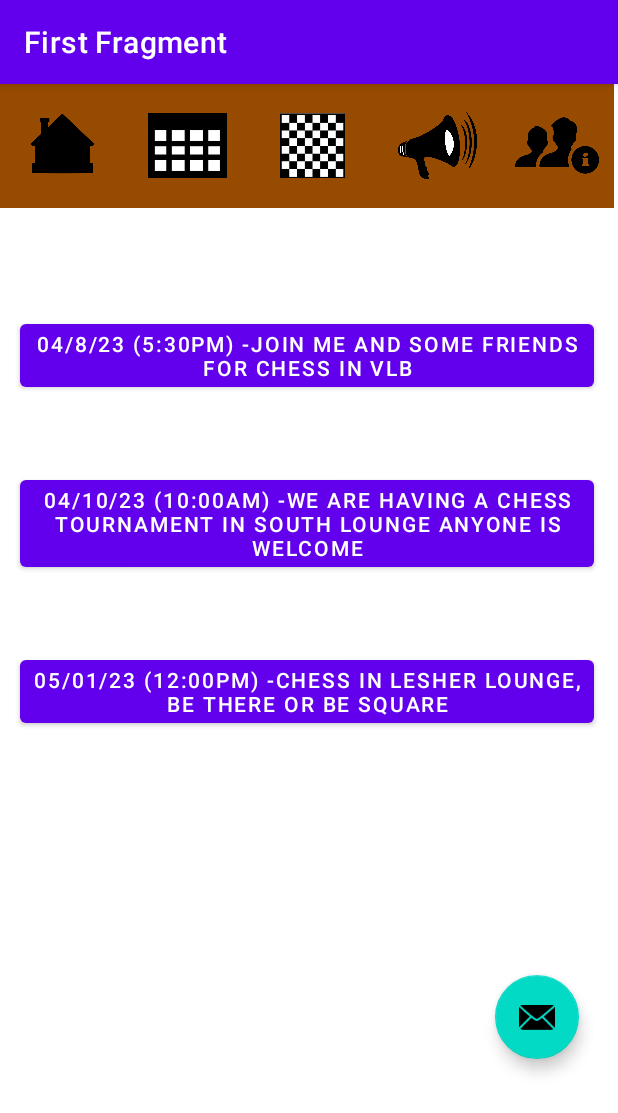
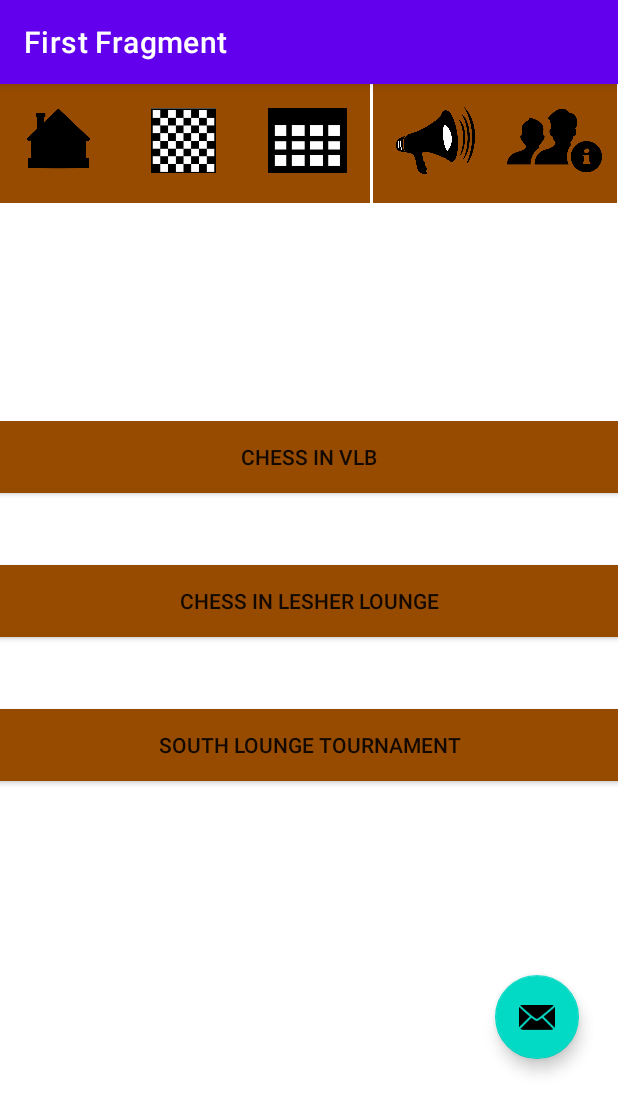
Before and after one commit to ojhscottsmith/Chess_Club_Hub, an Android app: the screen it shows after launch (AnnouncementsActivity), after a tap on "Announcement page", on a phone screen of 412 x 824 dp. Shown: the top 1113 px of the screen. Run offline under Robolectric (Android 15) with nearby library versions, the phone set to English and light mode, and no system bars; our stand-ins replace navigation-ui.

Commit message:
First working version of Announcement page

```diff
--- /dev/null
+++ b/app/src/main/java/com/example/chessclubhub/Announcement.java
@@ -0,0 +1,68 @@
+package com.example.chessclubhub;
+
+import java.util.*;
+
+public class Announcement {
+
+    private String date, time, title, author, content;
+
+    static public ArrayList<Announcement> AnnouncementList = new ArrayList<>();
+
+    public Announcement(){}
+
+    public Announcement(String date, String time, String title, String author, String content){
+
+        this.date = date;
+        this.time = time;
+        this.title = title;
+        this.author = author;
+        this.content = content;
+
+    }
+
+    public String getDate() {
+        return date;
+    }
+
+    public void setDate(String date) {
+        this.date = date;
+    }
+
+    public String getTime() {
+        return time;
+    }
+
+    public void setTime(String time) {
+        this.time = time;
+    }
+
+    public String getTitle() {
+        return title;
+    }
+
+    public void setTitle(String title) {
+        this.title = title;
+    }
+
+    public String getAuthor() {
+        return author;
+    }
+
+    public void setAuthor(String author) {
+        this.author = author;
+    }
+
+    public String getContent() {
+        return content;
+    }
+
+    public void setContent(String content) {
+        this.content = content;
+    }
+
+    public void addAnnouncement(String date, String time, String title, String author, String content){
+        Announcement newAnnouncement = new Announcement(date,time,title,author,content);
+        AnnouncementList.add(newAnnouncement);
+    }
+
+}
--- a/app/src/main/java/com/example/chessclubhub/AnnouncementsActivity.java
+++ b/app/src/main/java/com/example/chessclubhub/AnnouncementsActivity.java
@@ -10,6 +10,8 @@
 import android.view.View;
 import android.widget.Button;
 import android.widget.ImageButton;
+import android.widget.LinearLayout;
+import android.widget.Space;
 
 import androidx.navigation.NavController;
 import androidx.navigation.Navigation;
@@ -20,9 +22,12 @@
 
 public class AnnouncementsActivity extends AppCompatActivity {
     ImageButton home;
-    Button postinfo;
-    Button postinfo2;
-    Button postinfo3;
+
+    public static final String DISPLAY_ANNOUNCEMENT = "announcement to display";
+
+    public static int displayId = 0;
+
+    LinearLayout buttonLayout;
 
     private AppBarConfiguration appBarConfiguration;
     private ActivityAnnouncementsBinding binding;
@@ -33,13 +38,42 @@
 
         binding = ActivityAnnouncementsBinding.inflate(getLayoutInflater());
         setContentView(binding.getRoot());
-        postinfo = (Button) findViewById(R.id.post_info);
-        postinfo2 = (Button) findViewById(R.id.post_info2);
-        postinfo3 = (Button) findViewById(R.id.post_info3);
+
+        buttonLayout = (LinearLayout) findViewById(R.id.buttonLayout);
+
+        for(int i = 0; i < Announcement.AnnouncementList.size();i++){
+            Button tester = new Button(this);
+            tester.setId(i);
+            tester.setWidth(buttonLayout.getWidth());
+            tester.setText(Announcement.AnnouncementList.get(i).getTitle());
+            tester.setBackgroundColor(getColor(R.color.brown));
+            tester.setOnClickListener(v1 -> {
+                displayId = tester.getId();
+                SendUserToPost_Display();
+            });
+            buttonLayout.addView(tester);
+            Space buffer = new Space(this);
+            buffer.setMinimumHeight(tester.getMinimumHeight());
+            buttonLayout.addView(buffer);
+
+        }
+
+//        postinfo = (Button) findViewById(R.id.post_info);
+//        postinfo2 = (Button) findViewById(R.id.post_info2);
+//        postinfo3 = (Button) findViewById(R.id.post_info3);
+//
+//
+//        Button tester = new Button(this);
+//        tester.setWidth(buttonLayout.getWidth());
+//        tester.setText("This is a test!\n");
+//        buttonLayout.addView(tester);
+
         home = findViewById(R.id.home_page);
-        postinfo.setOnClickListener(v1 ->{
-            SendUserToPost_Display();
-        });
+
+//        postinfo.setOnClickListener(v1 ->{
+//            SendUserToPost_Display();
+//        });
+
         home.setOnClickListener(v2 ->{
             SendUserToMainActivity();
         });
@@ -65,6 +99,7 @@
 
     private void SendUserToPost_Display() {
         Intent mainIntent = new Intent(AnnouncementsActivity.this, Post_Display.class);
+        mainIntent.putExtra(DISPLAY_ANNOUNCEMENT,displayId);
         startActivity(mainIntent);
     }
 
--- a/app/src/main/java/com/example/chessclubhub/MainActivity.java
+++ b/app/src/main/java/com/example/chessclubhub/MainActivity.java
@@ -56,6 +56,10 @@
         eventPage.setOnClickListener(this);
         announcementPage.setOnClickListener(this);
         loginPage.setOnClickListener(this);
+
+        Announcement.AnnouncementList.add(new Announcement("04/08/22","17:30","Chess in VLB","Bruce Wayne","Join me and some friends for Chess in VLB"));
+        Announcement.AnnouncementList.add(new Announcement("05/01/22","12:00","Chess in Lesher Lounge","Elizabeth Carol","Chess in Lesher Lounge, be there or be square"));
+        Announcement.AnnouncementList.add(new Announcement("04/10/22","10:00","South Lounge Tournament","Sucy Timberlake","We are having a Chess Tournament in South Lounge. Anyone is welcome!"));
 
     }
 //
--- a/app/src/main/res/layout/activity_announcements.xml
+++ b/app/src/main/res/layout/activity_announcements.xml
@@ -6,10 +6,17 @@
     android:layout_height="wrap_content"
     tools:context=".AnnouncementsActivity">
 
+    <androidx.constraintlayout.widget.ConstraintLayout
+        android:layout_width="match_parent"
+        android:layout_height="match_parent">
+
         <com.google.android.material.appbar.AppBarLayout
             android:layout_width="match_parent"
             android:layout_height="wrap_content"
-        android:theme="@style/Theme.ChessClubHub.AppBarOverlay">
+            android:theme="@style/Theme.ChessClubHub.AppBarOverlay"
+            app:layout_constraintEnd_toEndOf="parent"
+            app:layout_constraintStart_toStartOf="parent"
+            app:layout_constraintTop_toTopOf="parent">
 
             <androidx.appcompat.widget.Toolbar
                 android:id="@+id/toolbar"
@@ -20,7 +27,105 @@
 
         </com.google.android.material.appbar.AppBarLayout>
 
+        <ImageButton
+            android:id="@+id/login_page"
+            android:layout_width="83dp"
+            android:layout_height="83dp"
+            android:layout_marginStart="328dp"
+            android:layout_marginTop="52dp"
+            android:adjustViewBounds="true"
+            android:background="@color/brown"
+            android:contentDescription="Admin login page"
+            android:padding="10dp"
+            android:scaleType="fitCenter"
+            android:src="@drawable/admin"
+            app:layout_constraintStart_toStartOf="parent"
+            app:layout_constraintTop_toTopOf="parent" />
+
+        <ImageButton
+            android:id="@+id/announcement_page"
+            android:layout_width="83dp"
+            android:layout_height="83dp"
+            android:layout_marginTop="52dp"
+            android:layout_marginEnd="80dp"
+            android:adjustViewBounds="true"
+            android:background="@color/brown"
+            android:contentDescription="Announcement page"
+            android:padding="15dp"
+            android:scaleType="fitCenter"
+            android:src="@drawable/announcements"
+            app:layout_constraintEnd_toEndOf="parent"
+            app:layout_constraintTop_toTopOf="parent" />
+
+        <ImageButton
+            android:id="@+id/game_page"
+            android:layout_width="83dp"
+            android:layout_height="83dp"
+            android:layout_marginTop="52dp"
+            android:layout_marginEnd="248dp"
+            android:adjustViewBounds="true"
+            android:background="@color/brown"
+            android:contentDescription="Game page"
+            android:padding="20dp"
+            android:scaleType="fitCenter"
+            android:src="@drawable/ic_game"
+            app:layout_constraintEnd_toEndOf="parent"
+            app:layout_constraintTop_toTopOf="parent" />
+
+        <ImageButton
+            android:id="@+id/event_page"
+            android:layout_width="83dp"
+            android:layout_height="83dp"
+            android:layout_marginTop="52dp"
+            android:adjustViewBounds="true"
+            android:background="@color/brown"
+            android:contentDescription="Event page"
+            android:padding="15dp"
+            android:scaleType="fitCenter"
+            android:src="@drawable/ic_calendar"
+            app:layout_constraintEnd_toEndOf="parent"
+            app:layout_constraintHorizontal_bias="0.496"
+            app:layout_constraintStart_toStartOf="parent"
+            app:layout_constraintTop_toTopOf="parent" />
+
+        <ImageButton
+            android:id="@+id/home_page"
+            android:layout_width="83dp"
+            android:layout_height="83dp"
+            android:layout_marginTop="52dp"
+            android:layout_marginEnd="332dp"
+            android:adjustViewBounds="true"
+            android:background="@color/brown"
+            android:contentDescription="Home page"
+            android:padding="3dp"
+            android:scaleType="fitCenter"
+            android:src="@drawable/ic_home"
+            app:layout_constraintEnd_toEndOf="parent"
+            app:layout_constraintTop_toTopOf="parent" />
+
+        <ScrollView
+            android:id="@+id/scrollView2"
+            android:layout_width="413dp"
+            android:layout_height="380dp"
+            app:layout_constraintBottom_toBottomOf="parent"
+            app:layout_constraintEnd_toEndOf="parent"
+            app:layout_constraintHorizontal_bias="1.0"
+            app:layout_constraintStart_toStartOf="parent"
+            app:layout_constraintTop_toTopOf="parent"
+            app:layout_constraintVertical_bias="0.632">
+
+            <LinearLayout
+                android:id="@+id/buttonLayout"
+                android:layout_width="match_parent"
+                android:layout_height="wrap_content"
+                android:orientation="vertical">
+
                 <include layout="@layout/content_announcements" />
+
+            </LinearLayout>
+        </ScrollView>
+
+    </androidx.constraintlayout.widget.ConstraintLayout>
 
     <com.google.android.material.floatingactionbutton.FloatingActionButton
         android:id="@+id/fab"
@@ -36,134 +141,4 @@
 <!--        android:layout_marginBottom="16dp"-->
 
 
-    <RelativeLayout
-        android:layout_width="409dp"
-        android:layout_height="729dp"
-        app:layout_constraintEnd_toEndOf="parent"
-        app:layout_constraintStart_toStartOf="parent"
-        app:layout_constraintBottom_toBottomOf="parent"
-        app:layout_constraintTop_toTopOf="parent">
-
-        <ImageButton
-            android:id="@+id/home_page"
-            android:contentDescription="Home page"
-            android:layout_width="83dp"
-            android:layout_height="83dp"
-            android:layout_marginStart="0dp"
-            android:layout_marginTop="55dp"
-            android:layout_marginEnd="0dp"
-            android:layout_marginBottom="0dp"
-            android:background="@color/brown"
-            android:src="@drawable/ic_home"
-            android:adjustViewBounds="true"
-            android:padding="3dp"
-            android:scaleType="fitCenter"
-            app:layout_constraintTop_toTopOf="parent" />
-
-        <ImageButton
-            android:id="@+id/event_page"
-            android:contentDescription="Event page"
-            android:layout_width="83dp"
-            android:layout_height="83dp"
-            android:layout_toRightOf="@+id/home_page"
-            android:layout_marginTop="55dp"
-            android:background="@color/brown"
-            android:src="@drawable/ic_calendar"
-            android:adjustViewBounds="true"
-            android:padding="15dp"
-            android:scaleType="fitCenter"
-            app:layout_constraintTop_toTopOf="parent" />
-
-        <ImageButton
-            android:id="@+id/game_page"
-            android:contentDescription="Game page"
-            android:layout_width="83dp"
-            android:layout_height="83dp"
-            android:layout_toRightOf="@+id/event_page"
-            android:layout_marginTop="55dp"
-            android:background="@color/brown"
-            android:src="@drawable/ic_game"
-            android:adjustViewBounds="true"
-            android:padding="20dp"
-            android:scaleType="fitCenter"
-            app:layout_constraintTop_toTopOf="parent" />
-
-        <ImageButton
-            android:id="@+id/announcement_page"
-            android:contentDescription="Announcement page"
-            android:layout_width="83dp"
-            android:layout_height="83dp"
-            android:layout_toRightOf="@+id/game_page"
-            android:layout_marginTop="55dp"
-            android:background="@color/brown"
-            android:src="@drawable/announcements"
-            android:adjustViewBounds="true"
-            android:padding="15dp"
-            android:scaleType="fitCenter"
-            app:layout_constraintTop_toTopOf="parent" />
-
-        <ImageButton
-            android:id="@+id/login_page"
-            android:contentDescription="Admin login page"
-            android:layout_width="83dp"
-            android:layout_height="83dp"
-            android:layout_toRightOf="@+id/announcement_page"
-            android:layout_marginTop="55dp"
-            android:src="@drawable/admin"
-            android:background="@color/brown"
-            android:adjustViewBounds="true"
-            android:padding="10dp"
-            android:scaleType="fitCenter"
-            app:layout_constraintTop_toTopOf="parent" />
-        <LinearLayout
-            android:layout_width="match_parent"
-            android:layout_height="wrap_content"
-            android:orientation="vertical"
-            android:layout_marginBottom="4dp"
-            android:layout_marginLeft="10dp"
-            android:layout_marginRight="10dp"
-            android:layout_marginTop="10dp">
-
-            <Button
-                android:layout_width="match_parent"
-                android:layout_height="wrap_content"
-                android:id="@+id/post_info"
-                android:text="@string/post_info"
-                android:layout_marginLeft="3dp"
-                android:layout_marginRight="3dp"
-                android:layout_marginTop="200dp"
-                android:padding="3dp"
-                android:textSize="14sp">
-
-            </Button>
-
-            <Button
-                android:layout_width="match_parent"
-                android:layout_height="wrap_content"
-                android:id="@+id/post_info2"
-                android:text="@string/post_info2"
-                android:layout_marginLeft="3dp"
-                android:layout_marginRight="3dp"
-                android:layout_marginTop="50dp"
-                android:padding="3dp"
-                android:textSize="14sp">
-
-            </Button>
-
-            <Button
-                android:layout_width="match_parent"
-                android:layout_height="wrap_content"
-                android:id="@+id/post_info3"
-                android:text="@string/post_info3"
-                android:layout_marginLeft="3dp"
-                android:layout_marginRight="3dp"
-                android:layout_marginTop="50dp"
-                android:padding="3dp"
-                android:textSize="14sp">
-
-            </Button>
-        </LinearLayout>
-
 </RelativeLayout>
-
-</RelativeLayout>
```
Also changed, not shown: app/src/main/java/com/example/chessclubhub/PostActivity.java (+23 -3 lines), app/src/main/java/com/example/chessclubhub/Post_Display.java (+29 -0 lines), app/src/main/res/layout/activity_post.xml (+8 -8 lines), app/src/main/res/layout/activity_post_display.xml (+51 -51 lines). Lines whose indentation alone changed are shown as unchanged.
